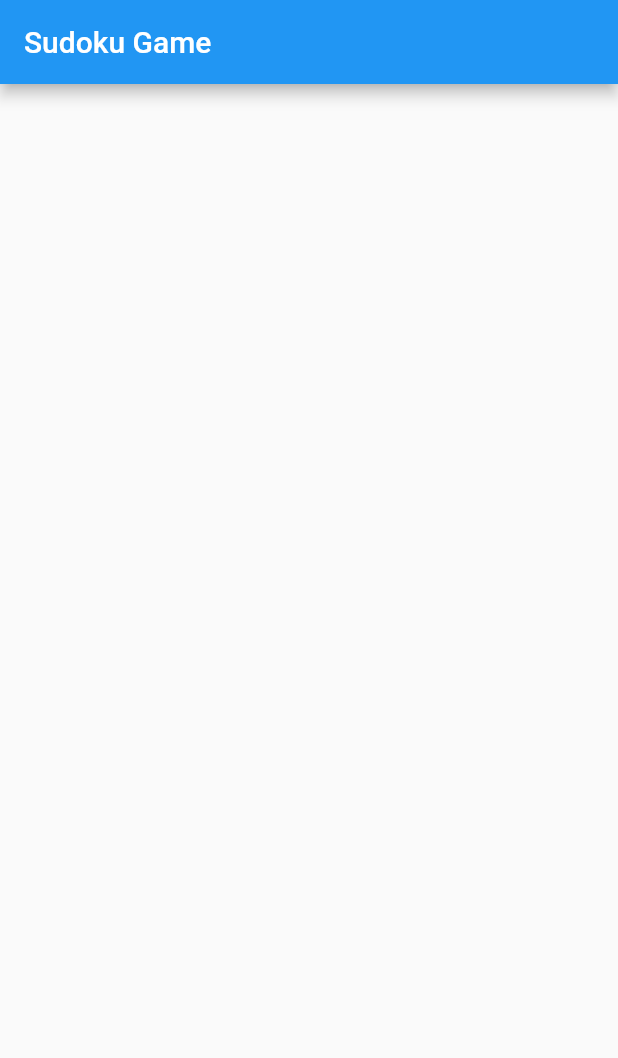
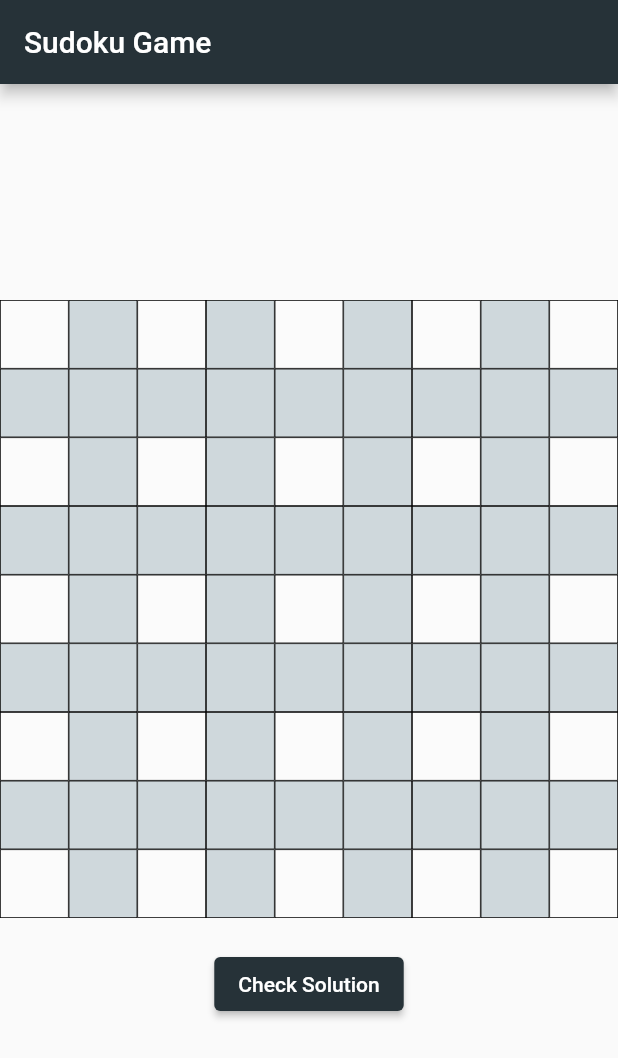
Before and after one commit to Pavithiran2000/Sudoku_game_app, a Flutter app: the screen it shows after launch, on a phone screen of 412 x 824 dp. Shown: the top 1058 px of the screen. Run offline on Flutter 3.47's test engine with Material 2 defaults, Android fonts, the light colour scheme and no system bars.

Commit message:
basic UI creation

```diff
--- a/lib/main.dart
+++ b/lib/main.dart
@@ -19,15 +19,78 @@ class SudokuGame extends StatefulWidget {
 }
 
 class _SudokuGameState extends State<SudokuGame> {
+  late List<List<int>> board;
+
+  @override
+  void initState() {
+    super.initState();
+    // Initialize the Sudoku board with an empty grid (0 means an empty cell).
+    board = List.generate(9, (_) => List<int>.filled(9, 0));
+    generateBoard(); // Call this method to generate a random Sudoku board.
+  }
+
+  void generateBoard() {}
+
   @override
   Widget build(BuildContext context) {
     return Scaffold(
       appBar: AppBar(
+        backgroundColor: Colors.blueGrey.shade900,
         title: Text('Sudoku Game'),
       ),
       body: Center(
         child: Column(
           mainAxisAlignment: MainAxisAlignment.center,
+          children: [
+            GridView.builder(
+              gridDelegate: SliverGridDelegateWithFixedCrossAxisCount(
+                crossAxisCount: 9,
+              ),
+              itemBuilder: (context, index) {
+                int row = index ~/ 9;
+                int col = index % 9;
+                bool colLine =
+                    (col == 1 || col == 3 || col == 5 || col == 7 || col == 9);
+                bool rowLine =
+                    (row == 1 || row == 3 || row == 5 || row == 7 || row == 9);
+
+                return GestureDetector(
+                  onTap: () {},
+                  child: Container(
+                    decoration: BoxDecoration(
+                      color: colLine
+                          ? Colors.blueGrey.shade100
+                          : rowLine
+                              ? Colors.blueGrey.shade100
+                              : Colors.white10,
+                      border: Border.all(
+                        width: 0.5,
+                      ),
+                    ),
+                    child: Center(
+                      child: Text(
+                        board[row][col] != 0 ? board[row][col].toString() : '',
+                        style: TextStyle(
+                          fontSize: 20,
+                          fontWeight: FontWeight.bold,
+                        ),
+                      ),
+                    ),
+                  ),
+                );
+              },
+              itemCount: 81,
+              shrinkWrap: true,
+            ),
+            SizedBox(height: 20),
+            ElevatedButton(
+              style: ElevatedButton.styleFrom(
+                primary: Colors.blueGrey.shade900,
+              ),
+              onPressed: () {},
+              child: Text('Check Solution'),
+            ),
+          ],
         ),
       ),
     );
```
